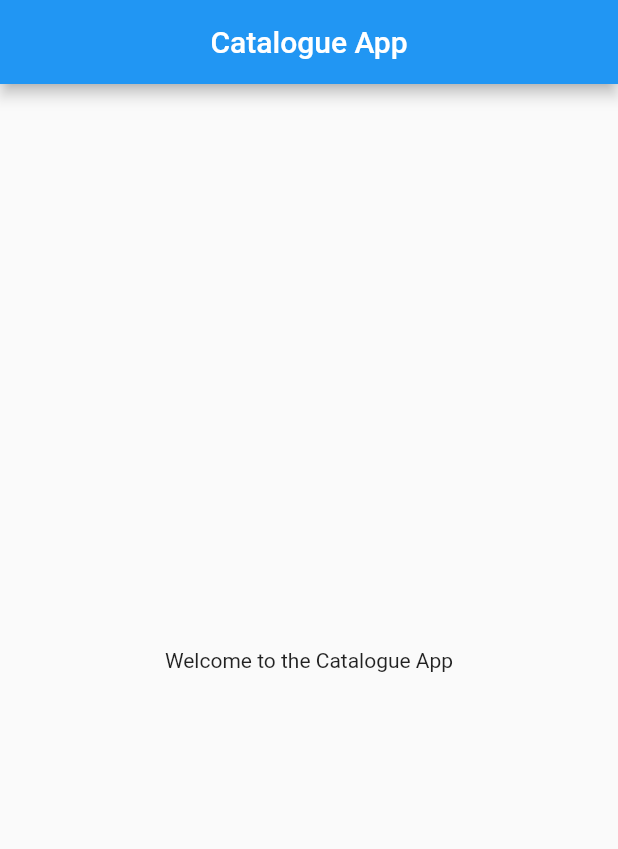
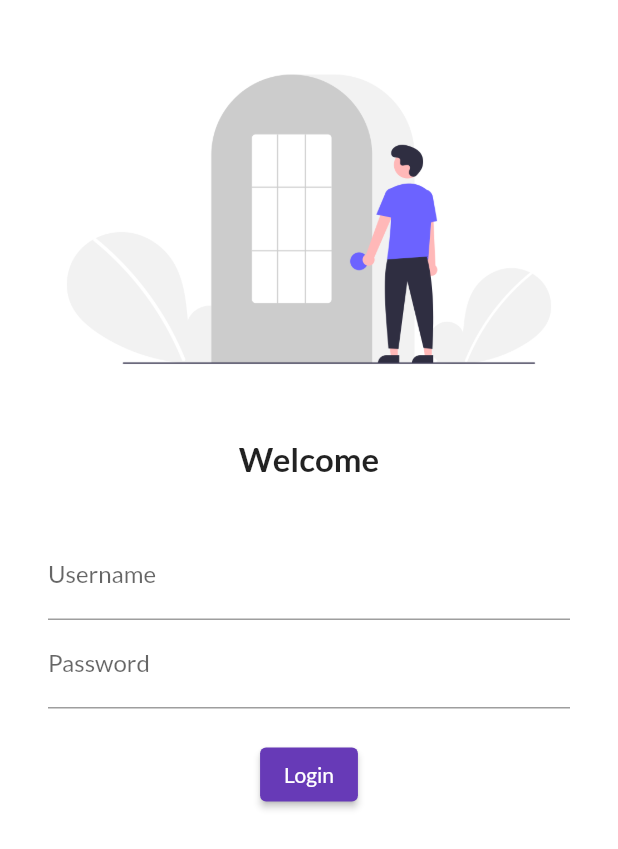
Before and after one commit to Balendrasingh2210/Catalogue-app, a Flutter app: the screen it shows after launch, on a phone screen of 412 x 824 dp. Shown: the top 849 px of the screen. Run offline on Flutter 3.47's test engine with Material 2 defaults, Android fonts, the phone set to English and light mode, and no system bars; our stand-ins replace google_fonts.

Commit message:
made login page using textformfield

```diff
--- /dev/null
+++ b/lib/Screens/login_screen.dart
@@ -0,0 +1,69 @@
+import 'package:flutter/material.dart';
+
+class LoginScreen extends StatelessWidget {
+  const LoginScreen({super.key});
+
+  @override
+  Widget build(BuildContext context) {
+    return Material(
+      color: Colors.white,
+      child: Column(
+        children: [
+          SizedBox(
+            height: 20.0,
+          ),
+          Image.asset(
+            "assets/images/login_image.png",
+            fit: BoxFit.cover,
+          ),
+          SizedBox(
+            height: 20.0,
+          ),
+          Text(
+            "Welcome",
+            style: TextStyle(
+              fontSize: 22,
+              fontWeight: FontWeight.bold,
+            ),
+          ),
+          SizedBox(
+            height: 20.0,
+          ),
+          Padding(
+            padding:
+                const EdgeInsets.symmetric(vertical: 16.0, horizontal: 32.0),
+            child: Column(
+              children: [
+                TextFormField(
+                  decoration: InputDecoration(
+                    hintText: "Enter username",
+                    labelText: "Username",
+                  ),
+                ),
+                TextFormField(
+                  obscureText: true,
+                  decoration: InputDecoration(
+                    hintText: "Enter password",
+                    labelText: "Password",
+                  ),
+                ),
+                SizedBox(
+                  height: 20.0,
+                ),
+                ElevatedButton(
+                  onPressed: () {
+                    print("Hi Balendra");
+                  },
+                  child: Text(
+                    "Login",
+                  ),
+                  style: TextButton.styleFrom(),
+                ),
+              ],
+            ),
+          )
+        ],
+      ),
+    );
+  }
+}
--- a/lib/main.dart
+++ b/lib/main.dart
@@ -1,5 +1,7 @@
 import 'package:flutter/material.dart';
-import 'package:shopping_app/home_page.dart';
+import 'package:shopping_app/Screens/home_screen.dart';
+import 'package:shopping_app/Screens/login_screen.dart';
+import 'package:google_fonts/google_fonts.dart';
 
 void main() {
   runApp(MyApp());
@@ -11,7 +13,20 @@ class MyApp extends StatelessWidget {
   @override
   Widget build(BuildContext context) {
     return MaterialApp(
-      home: HomePage(),
+      // home: HomePage(),
+      themeMode: ThemeMode.light,
+      theme: ThemeData(
+        primarySwatch: Colors.deepPurple,
+        fontFamily: GoogleFonts.lato().fontFamily,
+      ),
+      darkTheme: ThemeData(
+        brightness: Brightness.dark,
+      ),
+      routes: {
+        "/": (context) => LoginScreen(),
+        "/home": (context) => HomePage(),
+        "/login": (context) => LoginScreen(),
+      },
     );
   }
 }
--- a/pubspec.yaml
+++ b/pubspec.yaml
@@ -36,6 +36,7 @@ dependencies:
   # The following adds the Cupertino Icons font to your application.
   # Use with the CupertinoIcons class for iOS style icons.
   cupertino_icons: ^1.0.2
+  google_fonts: ^3.0.1
 
 dev_dependencies:
   flutter_test:
@@ -60,9 +61,8 @@ flutter:
   uses-material-design: true
 
   # To add assets to your application, add an assets section, like this:
-  # assets:
-  #   - images/a_dot_burr.jpeg
-  #   - images/a_dot_ham.jpeg
+  assets:
+    - assets/images/
 
   # An image asset can refer to one or more resolution-specific "variants", see
   # https://flutter.dev/assets-and-images/#resolution-aware
```
Also changed, not shown: assets/images/login_image.png (added), lib/Screens/home_screen.dart (renamed from lib/home_page.dart), pubspec.lock, 1 other file.
